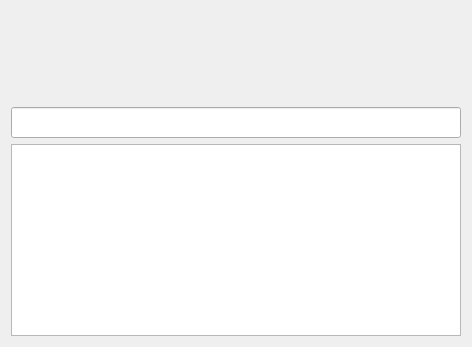
This is src/app/launcher_widget.ui in perillaroc/roc-launcher as Qt 5 draws it before an edit. The edited form follows.
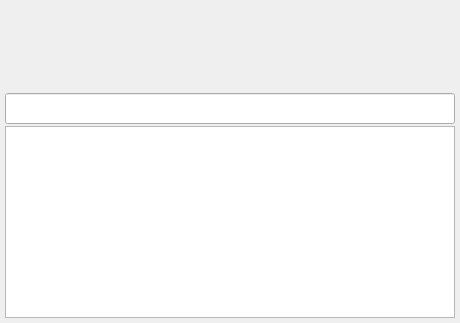
This is the edited form. Icons and pictures are not drawn. Custom widgets are drawn as their Qt base class.

```diff
--- a/src/app/launcher_widget.ui
+++ b/src/app/launcher_widget.ui
@@ -7,7 +7,7 @@
     <x>0</x>
     <y>0</y>
     <width>543</width>
-    <height>222</height>
+    <height>225</height>
    </rect>
   </property>
   <property name="windowTitle">
@@ -21,8 +21,29 @@
    <property name="sizeConstraint">
     <enum>QLayout::SetFixedSize</enum>
    </property>
+   <property name="leftMargin">
+    <number>5</number>
+   </property>
+   <property name="topMargin">
+    <number>5</number>
+   </property>
+   <property name="rightMargin">
+    <number>5</number>
+   </property>
+   <property name="bottomMargin">
+    <number>5</number>
+   </property>
+   <property name="horizontalSpacing">
+    <number>0</number>
+   </property>
+   <property name="verticalSpacing">
+    <number>2</number>
+   </property>
    <item row="0" column="0">
     <layout class="QHBoxLayout" name="horizontalLayout">
+     <property name="spacing">
+      <number>0</number>
+     </property>
      <item>
       <spacer name="horizontalSpacer">
        <property name="orientation">
@@ -53,6 +74,9 @@
        <property name="text">
         <string/>
        </property>
+       <property name="alignment">
+        <set>Qt::AlignCenter</set>
+       </property>
       </widget>
      </item>
      <item>
@@ -72,6 +96,9 @@
    </item>
    <item row="1" column="0">
     <layout class="QHBoxLayout" name="horizontalLayout_2">
+     <property name="spacing">
+      <number>0</number>
+     </property>
      <item>
       <spacer name="horizontalSpacer_3">
        <property name="orientation">
@@ -102,6 +129,9 @@
        <property name="text">
         <string/>
        </property>
+       <property name="alignment">
+        <set>Qt::AlignCenter</set>
+       </property>
       </widget>
      </item>
      <item>
```
